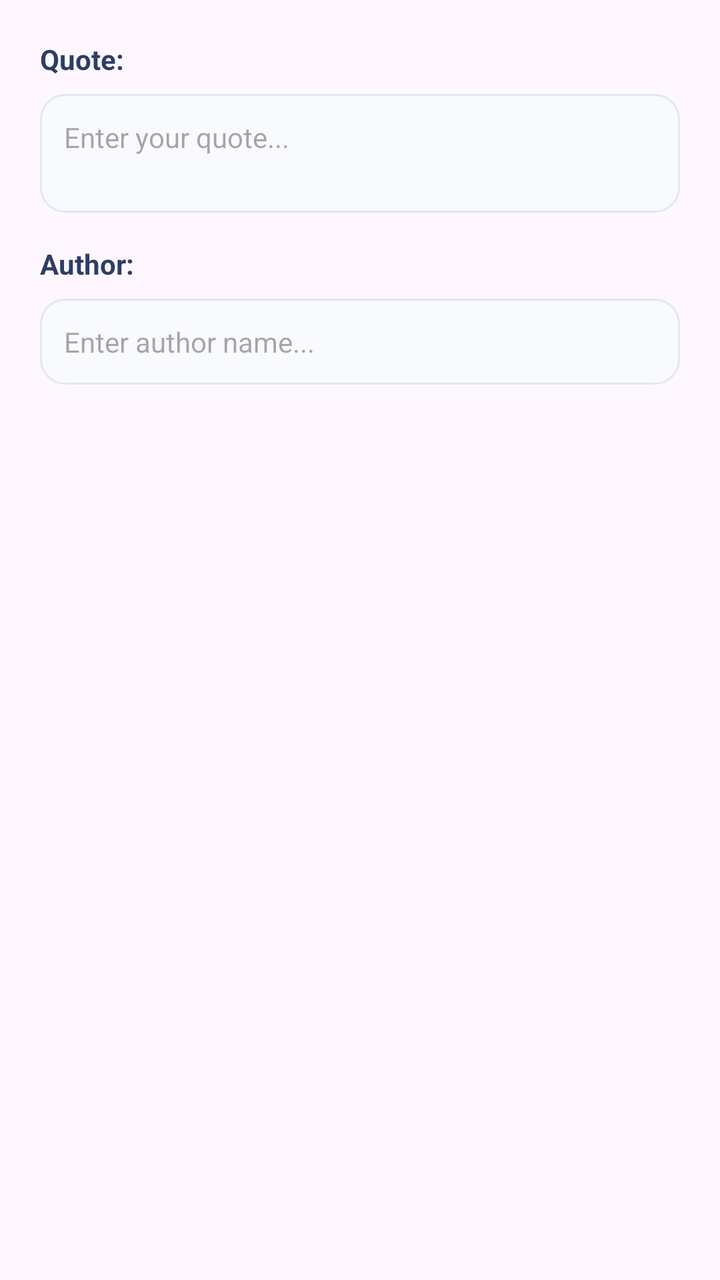
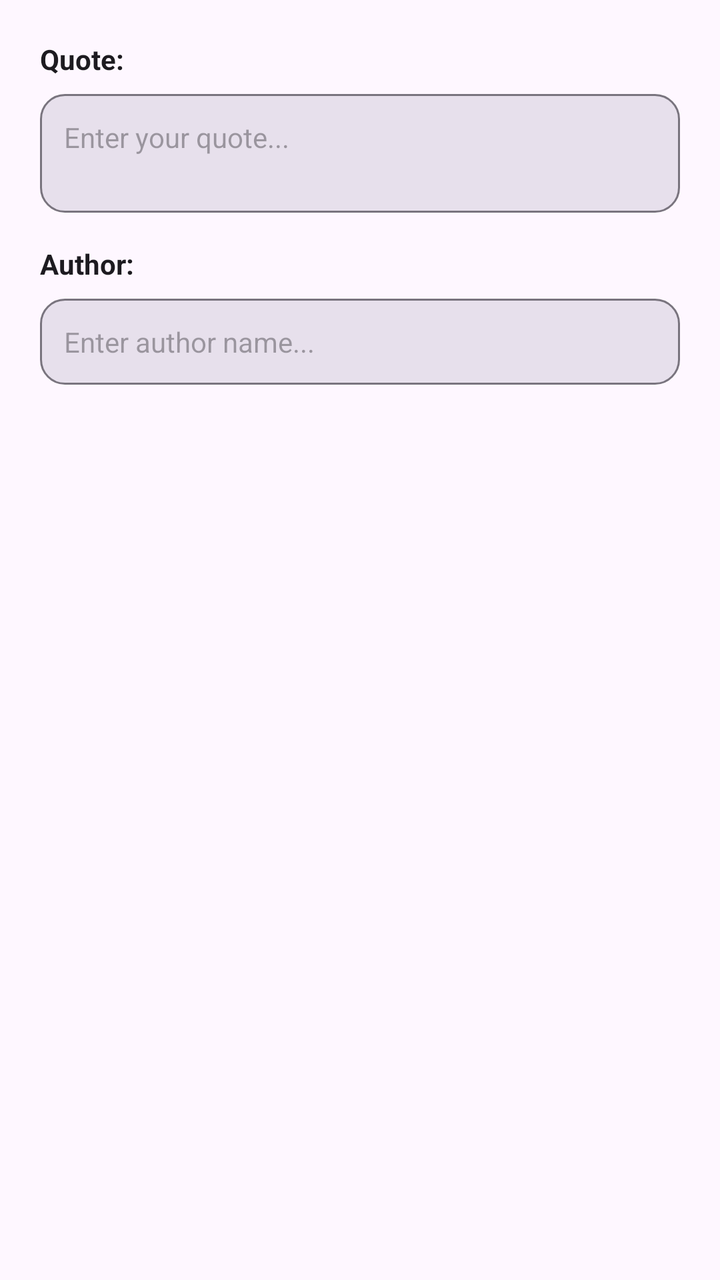

The first picture is an Android layout as it rendered before a commit; the second is the same layout after the commit. The layout source and the unified diff follow.
<!-- AndroidManifest.xml: application theme Base.Theme.DailyToDoList -->
<!-- res/layout/dialog_edit_quote.xml -->
<?xml version="1.0" encoding="utf-8"?>
<LinearLayout xmlns:android="http://schemas.android.com/apk/res/android"
    android:layout_width="match_parent"
    android:layout_height="wrap_content"
    android:orientation="vertical"
    android:padding="20dp">

    <TextView
        android:layout_width="wrap_content"
        android:layout_height="wrap_content"
        android:text="Quote:"
        android:textSize="14sp"
        android:textColor="#2C3E66"
        android:textStyle="bold"
        android:layout_marginBottom="8dp" />

    <EditText
        android:id="@+id/quoteEditText"
        android:layout_width="match_parent"
        android:layout_height="wrap_content"
        android:hint="Enter your quote..."
        android:textSize="14sp"
        android:background="@drawable/input_field_bg"
        android:padding="12dp"
        android:layout_marginBottom="16dp"
        android:minLines="2"
        android:maxLines="4"
        android:gravity="top" />

    <TextView
        android:layout_width="wrap_content"
        android:layout_height="wrap_content"
        android:text="Author:"
        android:textSize="14sp"
        android:textColor="#2C3E66"
        android:textStyle="bold"
        android:layout_marginBottom="8dp" />

    <EditText
        android:id="@+id/authorEditText"
        android:layout_width="match_parent"
        android:layout_height="wrap_content"
        android:hint="Enter author name..."
        android:textSize="14sp"
        android:background="@drawable/input_field_bg"
        android:padding="12dp" />

</LinearLayout>
<!-- resources referenced by this layout -->
<resources>
  <!-- drawable input_field_bg (drawable) -->
  <?xml version="1.0" encoding="utf-8"?>
  <shape xmlns:android="http://schemas.android.com/apk/res/android">
      <solid android:color="#F8FAFD" />
      <corners android:radius="12dp" />
      <stroke android:width="1dp" android:color="#E2E8F0" />
  </shape>
  <style name="Base.Theme.DailyToDoList" parent="Theme.Material3.DayNight.NoActionBar">
          <item name="colorPrimary">@color/default_primary</item>
          <item name="colorOnPrimary">@color/white</item>
          <item name="colorSecondary">@color/default_accent</item>
          <item name="colorOnSecondary">@color/white</item>
          <item name="android:statusBarColor">@color/default_start</item>
          <item name="android:windowLightStatusBar">true</item>
          <item name="android:navigationBarColor">@color/white</item>
          <item name="android:windowLightNavigationBar">false</item>
      </style>
  <color name="default_primary">#2196F3</color>
  <color name="white">#FFFFFFFF</color>
  <color name="default_accent">#E94560</color>
  <color name="default_start">#2196F3</color>
</resources>

<!-- the commit's change to res/layout/dialog_edit_quote.xml (unified diff, before → after) -->
@@ -10,7 +10,7 @@
         android:layout_height="wrap_content"
         android:text="Quote:"
         android:textSize="14sp"
-        android:textColor="#2C3E66"
+        android:textColor="?attr/colorOnSurface"
         android:textStyle="bold"
         android:layout_marginBottom="8dp" />
 
@@ -32,7 +32,7 @@
         android:layout_height="wrap_content"
         android:text="Author:"
         android:textSize="14sp"
-        android:textColor="#2C3E66"
+        android:textColor="?attr/colorOnSurface"
         android:textStyle="bold"
         android:layout_marginBottom="8dp" />
 
<!-- resource entries referenced after the edit -->
@@ -3,9 +3,9 @@
   <!-- drawable input_field_bg (drawable) -->
   <?xml version="1.0" encoding="utf-8"?>
   <shape xmlns:android="http://schemas.android.com/apk/res/android">
-      <solid android:color="#F8FAFD" />
+      <solid android:color="?attr/colorSurfaceVariant" />
       <corners android:radius="12dp" />
-      <stroke android:width="1dp" android:color="#E2E8F0" />
+      <stroke android:width="1dp" android:color="?attr/colorOutline" />
   </shape>
   <style name="Base.Theme.DailyToDoList" parent="Theme.Material3.DayNight.NoActionBar">
           <item name="colorPrimary">@color/default_primary</item>
